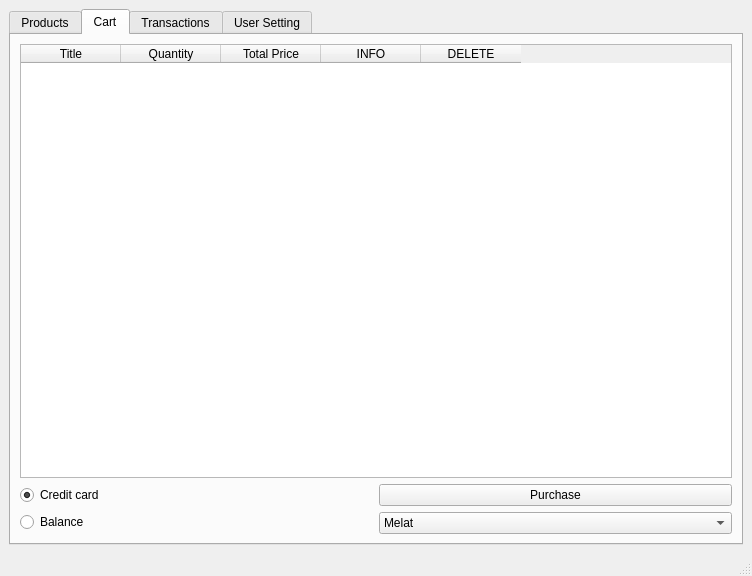
Before: the Qt Designer form AP/client_ui.ui in AP-projects-4001/Guys, drawn with Qt 5.
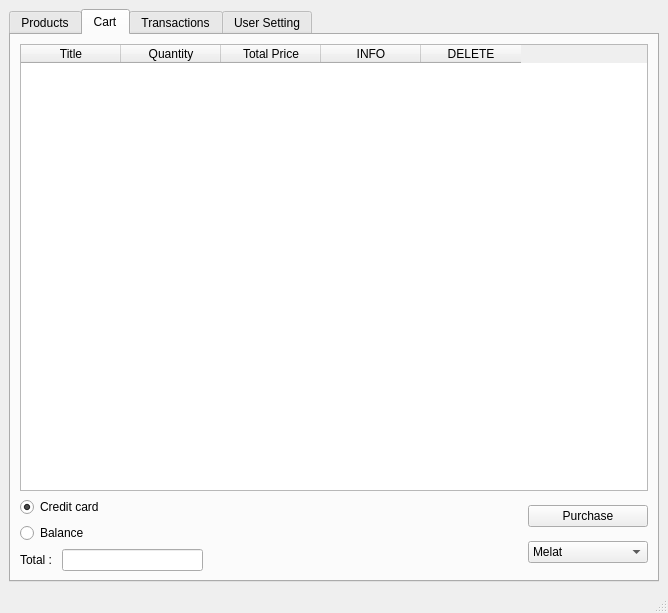
After: the same form once the commit is applied.

What changed in the file:
```diff
--- a/AP/client_ui.ui
+++ b/AP/client_ui.ui
@@ -6,8 +6,8 @@
    <rect>
     <x>0</x>
     <y>0</y>
-    <width>752</width>
-    <height>576</height>
+    <width>668</width>
+    <height>613</height>
    </rect>
   </property>
   <property name="windowTitle">
@@ -21,7 +21,7 @@
     </size>
    </property>
    <layout class="QGridLayout" name="gridLayout">
-    <item row="0" column="0">
+    <item row="0" column="1">
      <widget class="QTabWidget" name="tabWidget">
       <property name="currentIndex">
        <number>1</number>
@@ -151,7 +151,7 @@
        </attribute>
        <layout class="QGridLayout" name="gridLayout_4">
         <item row="0" column="0">
-         <layout class="QVBoxLayout" name="verticalLayout_3">
+         <layout class="QVBoxLayout" name="verticalLayout_4">
           <item>
            <widget class="QTableWidget" name="cart_table">
             <property name="minimumSize">
@@ -188,7 +188,9 @@
            </widget>
           </item>
           <item>
-           <layout class="QHBoxLayout" name="horizontalLayout_3">
+           <layout class="QHBoxLayout" name="horizontalLayout_4">
+            <item>
+             <layout class="QVBoxLayout" name="verticalLayout_3">
             <item>
              <layout class="QVBoxLayout" name="verticalLayout">
               <item>
@@ -211,9 +213,54 @@
              </layout>
             </item>
             <item>
+               <layout class="QHBoxLayout" name="horizontalLayout_3">
+                <item>
+                 <widget class="QLabel" name="label_3">
+                  <property name="text">
+                   <string>Total : </string>
+                  </property>
+                 </widget>
+                </item>
+                <item>
+                 <widget class="QLineEdit" name="total_lineedit">
+                  <property name="maximumSize">
+                   <size>
+                    <width>141</width>
+                    <height>16777215</height>
+                   </size>
+                  </property>
+                  <property name="readOnly">
+                   <bool>true</bool>
+                  </property>
+                 </widget>
+                </item>
+                <item>
+                 <spacer name="horizontalSpacer">
+                  <property name="orientation">
+                   <enum>Qt::Horizontal</enum>
+                  </property>
+                  <property name="sizeHint" stdset="0">
+                   <size>
+                    <width>40</width>
+                    <height>20</height>
+                   </size>
+                  </property>
+                 </spacer>
+                </item>
+               </layout>
+              </item>
+             </layout>
+            </item>
+            <item>
              <layout class="QVBoxLayout" name="verticalLayout_2">
               <item>
                <widget class="QPushButton" name="Purchase_Button">
+                <property name="minimumSize">
+                 <size>
+                  <width>120</width>
+                  <height>0</height>
+                 </size>
+                </property>
                 <property name="cursor">
                  <cursorShape>PointingHandCursor</cursorShape>
                 </property>
@@ -224,6 +271,12 @@
               </item>
               <item>
                <widget class="QComboBox" name="comboBox">
+                <property name="minimumSize">
+                 <size>
+                  <width>120</width>
+                  <height>0</height>
+                 </size>
+                </property>
                 <property name="cursor">
                  <cursorShape>PointingHandCursor</cursorShape>
                 </property>
```
Left out of the diff: 2 changed lines with no effect on the pictures. Lines whose indentation alone changed are shown as unchanged.
